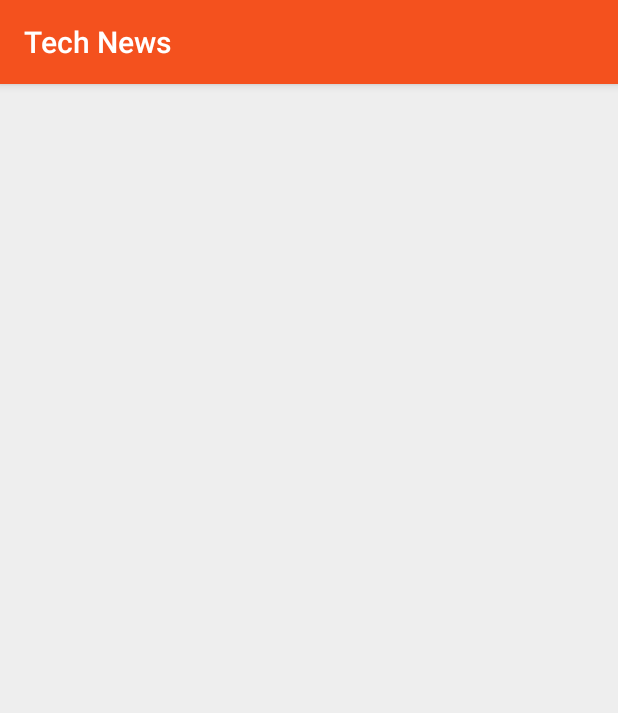
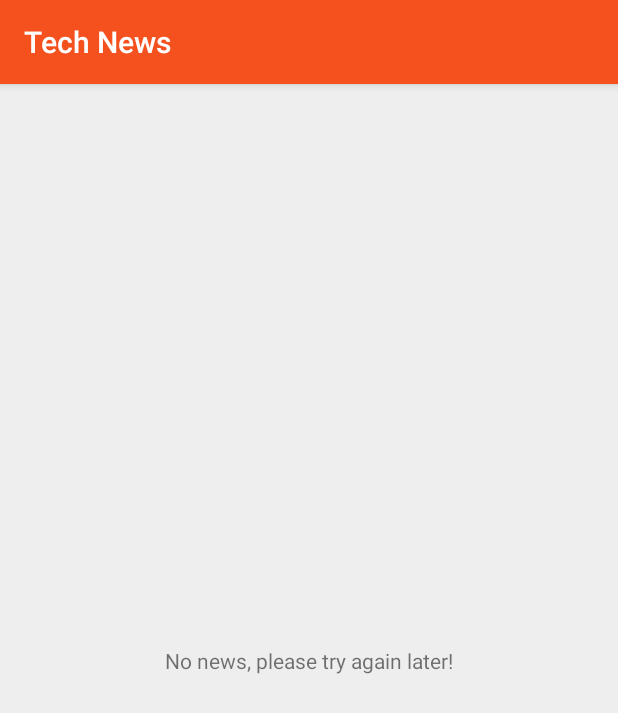
Before and after one commit to alexandercasal/android-basics-news-project, an Android app: the layout activity_main.xml on its own in the app's theme, with its tools: preview values and no code run, on a phone screen of 412 x 824 dp. Shown: the top 713 px of the screen. Run offline under Robolectric (Android 15) with nearby library versions, the phone set to English and light mode, and no system bars.

Commit message:
Added label to activity_main for the RecyclerView empty state

```diff
--- a/app/src/main/java/com/alexander/udacity/technews/controller/MainActivity.kt
+++ b/app/src/main/java/com/alexander/udacity/technews/controller/MainActivity.kt
@@ -4,10 +4,12 @@ import android.support.v7.app.AppCompatActivity
 import android.os.Bundle
 import android.support.v7.widget.DividerItemDecoration
 import android.support.v7.widget.LinearLayoutManager
+import android.view.View
 import android.widget.Toast
 import com.alexander.udacity.technews.R
 import com.alexander.udacity.technews.model.NewsArticle
 import com.alexander.udacity.technews.model.NewsRecyclerAdapter
+import kotlinx.android.synthetic.main.activity_main.label_empty_list
 import kotlinx.android.synthetic.main.activity_main.list_news_feeds
 
 class MainActivity : AppCompatActivity(), NewsRecyclerAdapter.OnReadMoreClickListener {
@@ -19,6 +21,8 @@ class MainActivity : AppCompatActivity(), NewsRecyclerAdapter.OnReadMoreClickLis
         list_news_feeds.adapter = NewsRecyclerAdapter(this, ArrayList<NewsArticle>(), this)
         list_news_feeds.layoutManager = LinearLayoutManager(this, LinearLayoutManager.VERTICAL, false)
         list_news_feeds.addItemDecoration(DividerItemDecoration(this, LinearLayoutManager.VERTICAL))
+
+        label_empty_list.visibility = View.GONE
     }
 
     override fun onClickReadMore(articleURL: String) {
--- a/app/src/main/res/layout/activity_main.xml
+++ b/app/src/main/res/layout/activity_main.xml
@@ -29,4 +29,18 @@
         app:layout_constraintEnd_toEndOf="parent"
         app:layout_constraintStart_toStartOf="parent"
         app:layout_constraintTop_toBottomOf="@+id/toolbar_main" />
+
+    <TextView
+        android:id="@+id/label_empty_list"
+        android:layout_width="wrap_content"
+        android:layout_height="wrap_content"
+        android:layout_marginBottom="8dp"
+        android:layout_marginEnd="8dp"
+        android:layout_marginStart="8dp"
+        android:layout_marginTop="8dp"
+        app:layout_constraintBottom_toBottomOf="@+id/list_news_feeds"
+        app:layout_constraintEnd_toEndOf="@+id/list_news_feeds"
+        app:layout_constraintStart_toStartOf="@+id/list_news_feeds"
+        app:layout_constraintTop_toTopOf="@+id/list_news_feeds"
+        tools:text="No news, please try again later!" />
 </android.support.constraint.ConstraintLayout>
--- a/app/src/main/res/values/strings.xml
+++ b/app/src/main/res/values/strings.xml
@@ -2,4 +2,6 @@
     <string name="app_name">Tech News</string>
     <string name="article_image">Article Image</string>
     <string name="read_more">Read More</string>
+    <string name="no_news">Unable to find news, please try again later.</string>
+    <string name="no_internet">Unable to connect to the Internet.</string>
 </resources>
```
